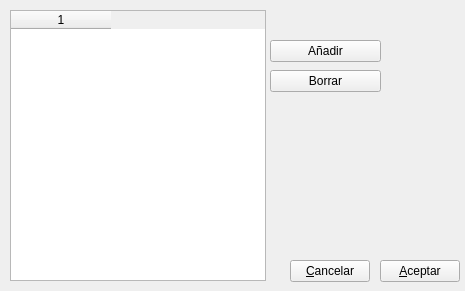
rogorido/qtpredicadores, file gui/dlgtemas.ui: the form before one commit.
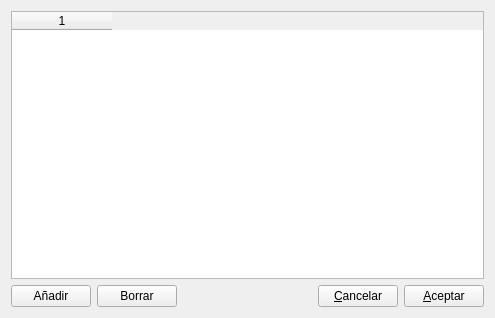
The form after the commit.

Commit message: Mejoras variadas en dlgTemas

What changed in the file:
```diff
--- a/gui/dlgtemas.ui
+++ b/gui/dlgtemas.ui
@@ -6,79 +6,68 @@
    <rect>
     <x>0</x>
     <y>0</y>
-    <width>465</width>
-    <height>291</height>
+    <width>495</width>
+    <height>318</height>
    </rect>
   </property>
   <property name="windowTitle">
    <string>Dialog</string>
   </property>
+  <layout class="QVBoxLayout" name="verticalLayout">
+   <item>
   <widget class="QTableWidget" name="twTemas">
-   <property name="geometry">
-    <rect>
-     <x>10</x>
-     <y>10</y>
-     <width>256</width>
-     <height>271</height>
-    </rect>
-   </property>
    <property name="columnCount">
     <number>1</number>
    </property>
    <column/>
   </widget>
-  <widget class="QPushButton" name="btQuitarTema">
-   <property name="geometry">
-    <rect>
-     <x>270</x>
-     <y>70</y>
-     <width>111</width>
-     <height>22</height>
-    </rect>
-   </property>
-   <property name="text">
-    <string>Borrar</string>
-   </property>
-  </widget>
+   </item>
+   <item>
+    <layout class="QHBoxLayout" name="horizontalLayout">
+     <item>
   <widget class="QPushButton" name="btAnadirTema">
-   <property name="geometry">
-    <rect>
-     <x>270</x>
-     <y>40</y>
-     <width>111</width>
-     <height>22</height>
-    </rect>
-   </property>
    <property name="text">
     <string>Añadir</string>
    </property>
   </widget>
-  <widget class="QPushButton" name="btOK">
-   <property name="geometry">
-    <rect>
-     <x>380</x>
-     <y>260</y>
-     <width>80</width>
-     <height>22</height>
-    </rect>
-   </property>
+     </item>
+     <item>
+      <widget class="QPushButton" name="btQuitarTema">
    <property name="text">
-    <string>&amp;Aceptar</string>
-   </property>
-  </widget>
+        <string>Borrar</string>
+       </property>
+      </widget>
+     </item>
+     <item>
+      <spacer name="horizontalSpacer">
+       <property name="orientation">
+        <enum>Qt::Horizontal</enum>
+       </property>
+       <property name="sizeHint" stdset="0">
+        <size>
+         <width>40</width>
+         <height>20</height>
+        </size>
+       </property>
+      </spacer>
+     </item>
+     <item>
   <widget class="QPushButton" name="btCancelar">
-   <property name="geometry">
-    <rect>
-     <x>290</x>
-     <y>260</y>
-     <width>80</width>
-     <height>22</height>
-    </rect>
-   </property>
    <property name="text">
     <string>&amp;Cancelar</string>
    </property>
   </widget>
+     </item>
+     <item>
+      <widget class="QPushButton" name="btOK">
+       <property name="text">
+        <string>&amp;Aceptar</string>
+       </property>
+      </widget>
+     </item>
+    </layout>
+   </item>
+  </layout>
  </widget>
  <resources/>
  <connections/>
```
Lines whose indentation alone changed are shown as unchanged. The commit also changes 2 other files.
